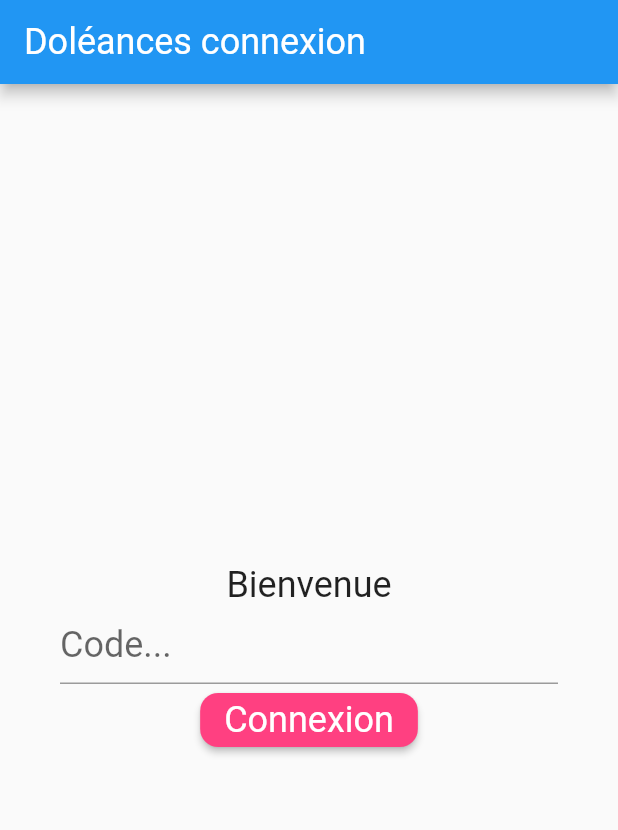
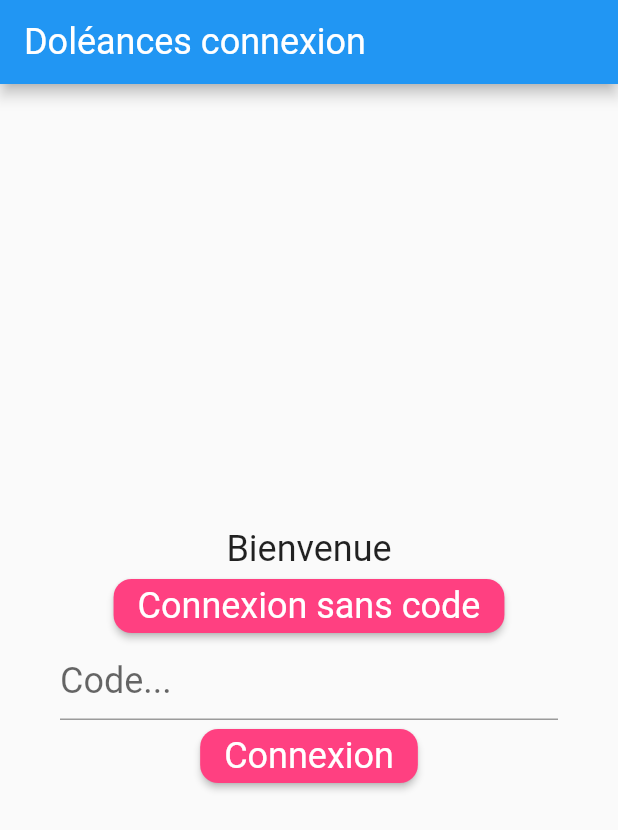
Before and after one commit to RemiKoutcherawy/doleances, a Flutter app: the screen it shows after launch, on a phone screen of 412 x 824 dp. Shown: the top 830 px of the screen. Run offline on Flutter 3.47's test engine with Material 2 defaults, Android fonts, the phone set to English and light mode, and no system bars; our stand-ins replace cloud_firestore, firebase_auth, firebase_core, flutter_secure_storage; accounts and stored records are empty.

Commit message:
Pub upgrade try to connect with no code

```diff
--- a/lib/Login.dart
+++ b/lib/Login.dart
@@ -77,6 +77,12 @@ class Login extends StatelessWidget {
                       'Bienvenue',
                       style: Theme.of(context).textTheme.headline5,
                     ),
+                    ElevatedButton(
+                      child: Text('Connexion sans code'),
+                      onPressed: () {
+                          _connect(doleances, context);
+                      },
+                    ),
                     TextFormField(
                       controller: _code,
                       keyboardType: TextInputType.visiblePassword,
@@ -126,7 +132,11 @@ class Login extends StatelessWidget {
     );
 
     // Trim trailing spaces from code
-    await doleances.connect(codeToTest : _code.text.trim());
+    String code = _code.text.trim();
+    if (code == ''){
+      code = 'test';
+    }
+    await doleances.connect(codeToTest : code);
 
     // Close waiting progress indicator
     Navigator.pop(dialogContext!);
```
Also changed, not shown: pubspec.lock, 1 other file.
